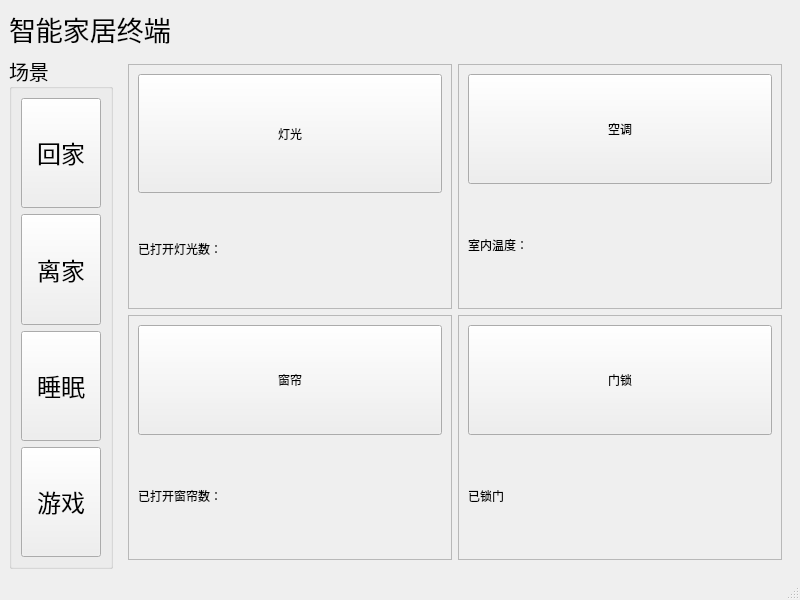
DaisyCoding/QtLab-finalwork, file mainwindow.ui: the form before one commit.
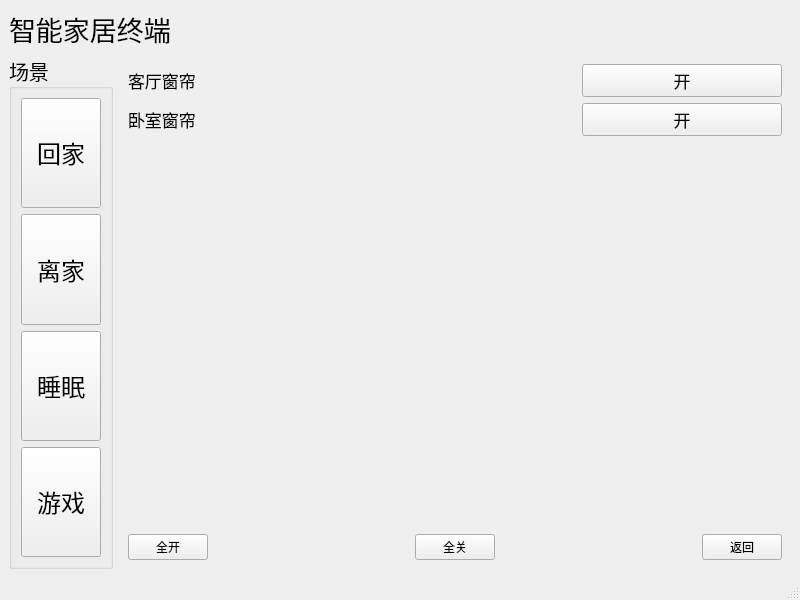
The form after the commit. The open tabs and pages were chosen to show the change.

Commit message: 2026/1/4 完成窗帘ui界面设计

The edit to the form file:
```diff
--- a/mainwindow.ui
+++ b/mainwindow.ui
@@ -270,6 +270,172 @@
           </item>
          </layout>
         </widget>
+        <widget class="QWidget" name="CurtainPage">
+         <layout class="QVBoxLayout" name="verticalLayout_14">
+          <item>
+           <layout class="QHBoxLayout" name="horizontalLayout_19">
+            <item>
+             <widget class="QLabel" name="label_18">
+              <property name="font">
+               <font>
+                <pointsize>13</pointsize>
+               </font>
+              </property>
+              <property name="text">
+               <string>客厅窗帘</string>
+              </property>
+             </widget>
+            </item>
+            <item>
+             <widget class="QPushButton" name="pushButton_3">
+              <property name="sizePolicy">
+               <sizepolicy hsizetype="Maximum" vsizetype="Fixed">
+                <horstretch>0</horstretch>
+                <verstretch>0</verstretch>
+               </sizepolicy>
+              </property>
+              <property name="maximumSize">
+               <size>
+                <width>200</width>
+                <height>16777215</height>
+               </size>
+              </property>
+              <property name="font">
+               <font>
+                <pointsize>13</pointsize>
+               </font>
+              </property>
+              <property name="text">
+               <string>开</string>
+              </property>
+             </widget>
+            </item>
+           </layout>
+          </item>
+          <item>
+           <layout class="QHBoxLayout" name="horizontalLayout_20">
+            <item>
+             <widget class="QLabel" name="label_19">
+              <property name="font">
+               <font>
+                <pointsize>13</pointsize>
+               </font>
+              </property>
+              <property name="text">
+               <string>卧室窗帘</string>
+              </property>
+             </widget>
+            </item>
+            <item>
+             <widget class="QPushButton" name="pushButton_4">
+              <property name="sizePolicy">
+               <sizepolicy hsizetype="Maximum" vsizetype="Fixed">
+                <horstretch>0</horstretch>
+                <verstretch>0</verstretch>
+               </sizepolicy>
+              </property>
+              <property name="maximumSize">
+               <size>
+                <width>200</width>
+                <height>16777215</height>
+               </size>
+              </property>
+              <property name="font">
+               <font>
+                <pointsize>13</pointsize>
+               </font>
+              </property>
+              <property name="text">
+               <string>开</string>
+              </property>
+             </widget>
+            </item>
+           </layout>
+          </item>
+          <item>
+           <spacer name="verticalSpacer_2">
+            <property name="orientation">
+             <enum>Qt::Orientation::Vertical</enum>
+            </property>
+            <property name="sizeHint" stdset="0">
+             <size>
+              <width>20</width>
+              <height>375</height>
+             </size>
+            </property>
+           </spacer>
+          </item>
+          <item>
+           <layout class="QHBoxLayout" name="horizontalLayout_21">
+            <item>
+             <widget class="QPushButton" name="pushButton">
+              <property name="maximumSize">
+               <size>
+                <width>100</width>
+                <height>16777215</height>
+               </size>
+              </property>
+              <property name="text">
+               <string>全开</string>
+              </property>
+             </widget>
+            </item>
+            <item>
+             <spacer name="horizontalSpacer_6">
+              <property name="orientation">
+               <enum>Qt::Orientation::Horizontal</enum>
+              </property>
+              <property name="sizeHint" stdset="0">
+               <size>
+                <width>40</width>
+                <height>20</height>
+               </size>
+              </property>
+             </spacer>
+            </item>
+            <item>
+             <widget class="QPushButton" name="pushButton_2">
+              <property name="maximumSize">
+               <size>
+                <width>100</width>
+                <height>16777215</height>
+               </size>
+              </property>
+              <property name="text">
+               <string>全关</string>
+              </property>
+             </widget>
+            </item>
+            <item>
+             <spacer name="horizontalSpacer_7">
+              <property name="orientation">
+               <enum>Qt::Orientation::Horizontal</enum>
+              </property>
+              <property name="sizeHint" stdset="0">
+               <size>
+                <width>40</width>
+                <height>20</height>
+               </size>
+              </property>
+             </spacer>
+            </item>
+            <item>
+             <widget class="QPushButton" name="pushButton_5">
+              <property name="maximumSize">
+               <size>
+                <width>100</width>
+                <height>16777215</height>
+               </size>
+              </property>
+              <property name="text">
+               <string>返回</string>
+              </property>
+             </widget>
+            </item>
+           </layout>
+          </item>
+         </layout>
+        </widget>
         <widget class="QWidget" name="AcPage">
          <layout class="QVBoxLayout" name="verticalLayout_13">
           <item>
@@ -287,7 +453,7 @@
              </widget>
             </item>
             <item>
-             <widget class="QPushButton" name="pushButton">
+             <widget class="QPushButton" name="LivingroomAcButton">
               <property name="font">
                <font>
                 <pointsize>12</pointsize>
@@ -433,7 +599,7 @@
              </widget>
             </item>
             <item>
-             <widget class="QPushButton" name="pushButton_2">
+             <widget class="QPushButton" name="BedroomAcButton">
               <property name="font">
                <font>
                 <pointsize>12</pointsize>
```
Left out of the diff: 86 changed lines with no effect on the pictures.
